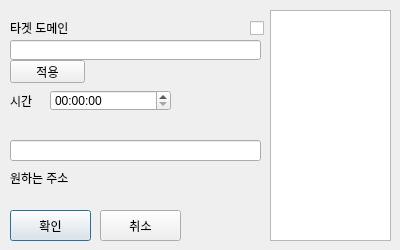
Qt form main_ui.ui (ChickenDr/time_sync_mecro) before a commit.
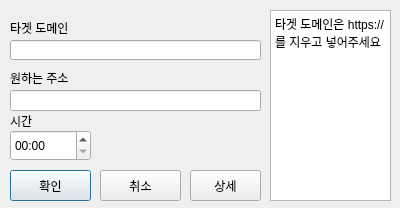
The same form after that commit.

Commit message: [#2] ui 최종 수정

What changed in the file:
```diff
--- a/main_ui.ui
+++ b/main_ui.ui
@@ -7,7 +7,7 @@
     <x>0</x>
     <y>0</y>
     <width>400</width>
-    <height>250</height>
+    <height>208</height>
    </rect>
   </property>
   <property name="windowTitle">
@@ -16,12 +16,15 @@
   <widget class="QTimeEdit" name="target_time">
    <property name="geometry">
     <rect>
-     <x>50</x>
-     <y>90</y>
-     <width>121</width>
-     <height>21</height>
+     <x>10</x>
+     <y>130</y>
+     <width>81</width>
+     <height>31</height>
     </rect>
    </property>
+   <property name="displayFormat">
+    <string>hh:mm</string>
+   </property>
    <property name="time">
     <time>
      <hour>0</hour>
@@ -57,7 +60,7 @@
    <property name="geometry">
     <rect>
      <x>10</x>
-     <y>210</y>
+     <y>170</y>
      <width>81</width>
      <height>31</height>
     </rect>
@@ -70,8 +73,8 @@
    <property name="geometry">
     <rect>
      <x>10</x>
-     <y>90</y>
-     <width>71</width>
+     <y>110</y>
+     <width>31</width>
      <height>21</height>
     </rect>
    </property>
@@ -83,7 +86,7 @@
    <property name="geometry">
     <rect>
      <x>100</x>
-     <y>210</y>
+     <y>170</y>
      <width>81</width>
      <height>31</height>
     </rect>
@@ -96,7 +99,7 @@
    <property name="geometry">
     <rect>
      <x>10</x>
-     <y>170</y>
+     <y>70</y>
      <width>121</width>
      <height>16</height>
     </rect>
@@ -109,7 +112,7 @@
    <property name="geometry">
     <rect>
      <x>10</x>
-     <y>140</y>
+     <y>90</y>
      <width>251</width>
      <height>21</height>
     </rect>
@@ -118,25 +121,6 @@
     <string/>
    </property>
   </widget>
-  <widget class="QCheckBox" name="checkBox">
-   <property name="enabled">
-    <bool>true</bool>
-   </property>
-   <property name="geometry">
-    <rect>
-     <x>250</x>
-     <y>20</y>
-     <width>16</width>
-     <height>16</height>
-    </rect>
-   </property>
-   <property name="text">
-    <string/>
-   </property>
-   <property name="checkable">
-    <bool>false</bool>
-   </property>
-  </widget>
   <widget class="QLabel" name="domain">
    <property name="geometry">
     <rect>
@@ -153,14 +137,14 @@
   <widget class="QPushButton" name="pushButton">
    <property name="geometry">
     <rect>
-     <x>10</x>
-     <y>60</y>
-     <width>75</width>
-     <height>23</height>
+     <x>190</x>
+     <y>170</y>
+     <width>71</width>
+     <height>31</height>
     </rect>
    </property>
    <property name="text">
-    <string>적용</string>
+    <string>상세</string>
    </property>
   </widget>
   <widget class="QTextBrowser" name="stat">
@@ -169,9 +153,16 @@
      <x>270</x>
      <y>10</y>
      <width>121</width>
-     <height>231</height>
+     <height>191</height>
     </rect>
    </property>
+   <property name="html">
+    <string>&lt;!DOCTYPE HTML PUBLIC &quot;-//W3C//DTD HTML 4.0//EN&quot; &quot;http://www.w3.org/TR/REC-html40/strict.dtd&quot;&gt;
+&lt;html&gt;&lt;head&gt;&lt;meta name=&quot;qrichtext&quot; content=&quot;1&quot; /&gt;&lt;style type=&quot;text/css&quot;&gt;
+p, li { white-space: pre-wrap; }
+&lt;/style&gt;&lt;/head&gt;&lt;body style=&quot; font-family:'Gulim'; font-size:9pt; font-weight:400; font-style:normal;&quot;&gt;
+&lt;p style=&quot; margin-top:0px; margin-bottom:0px; margin-left:0px; margin-right:0px; -qt-block-indent:0; text-indent:0px;&quot;&gt;타겟 도메인은 https://를 지우고 넣어주세요&lt;/p&gt;&lt;/body&gt;&lt;/html&gt;</string>
+   </property>
   </widget>
  </widget>
  <resources/>
```
Left out of the diff: 8 changed lines with no effect on the pictures.
